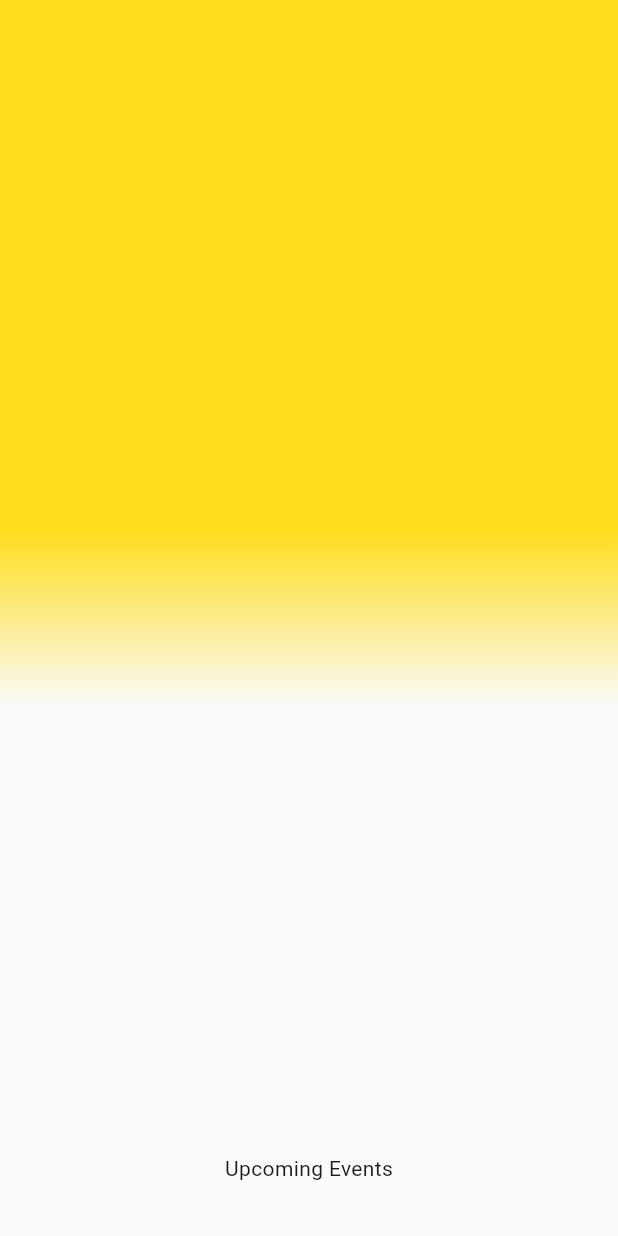
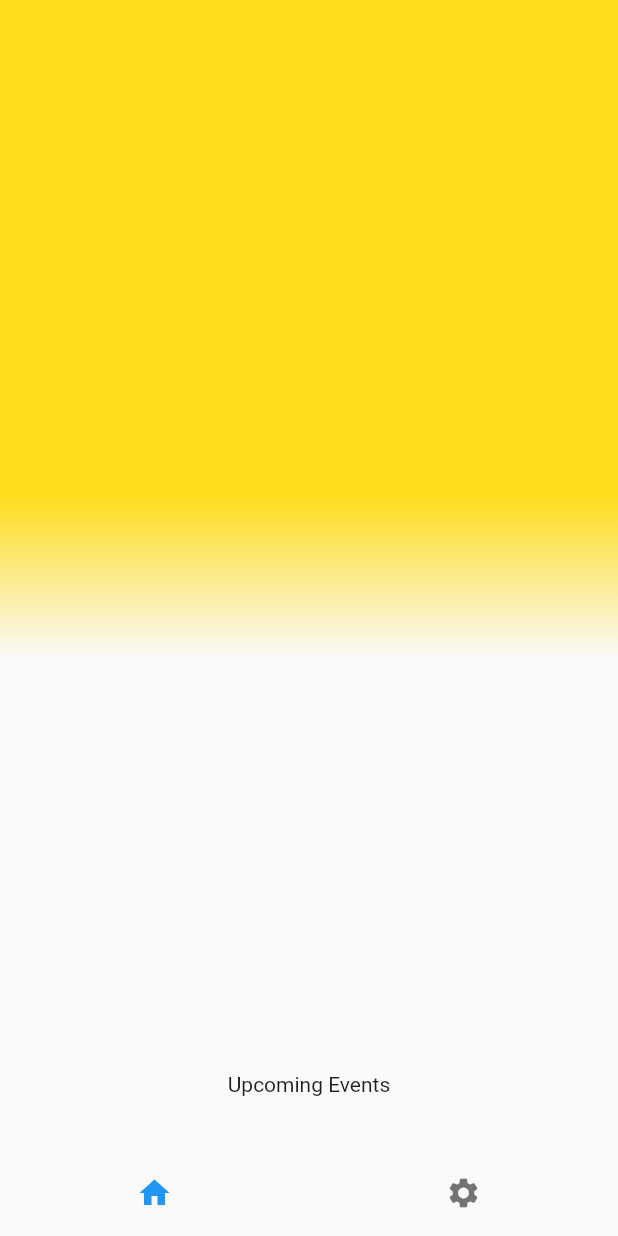
Before and after one commit to Oauth-Celestial/treak_clan, a Flutter app: the screen it shows after launch, on a phone screen of 412 x 824 dp. Run offline on Flutter 3.47's test engine with Material 2 defaults, Android fonts, the phone set to English and light mode, and no system bars; our stand-ins replace animated_text_kit, cached_network_image, carousel_slider; missing offline and left inert: dart:ffi.

Commit message:
Added Theme Manager

```diff
--- a/lib/RouteManager/route_name.dart
+++ b/lib/RouteManager/route_name.dart
@@ -1,5 +1,5 @@
 import 'package:flutter/material.dart';
-import 'package:treak_clan/view/HomePage/home_page.dart';
+import 'package:treak_clan/view/HomeDashboard/home_dashboard.dart';
 import 'package:treak_clan/view/SplashScreen/splash_screen.dart';
 
 class RouteManager {
@@ -9,16 +9,16 @@ class RouteManager {
     switch (routeName) {
       case "/":
         return MaterialPageRoute(
-            settings: settings, builder: ((context) => SplashScreen()));
+            settings: settings, builder: ((context) => const SplashScreen()));
       case "home-page":
         return MaterialPageRoute(
-            settings: settings, builder: ((context) => HomePage()));
+            settings: settings, builder: ((context) => const HomeDashBoard()));
       default:
         return MaterialPageRoute(
             settings: settings,
             builder: ((context) => Container(
                   alignment: Alignment.center,
-                  child: Text("Invalid Route"),
+                  child: const Text("Invalid Route"),
                 )));
     }
   }
--- a/lib/main.dart
+++ b/lib/main.dart
@@ -1,6 +1,8 @@
 import 'package:flutter/material.dart';
+import 'package:provider/provider.dart';
 import 'package:treak_clan/RouteManager/route_name.dart';
-import 'package:treak_clan/view/SplashScreen/splash_screen.dart';
+import 'package:treak_clan/utils/Theme/app_theme.dart';
+import 'package:treak_clan/utils/Theme/theme_manager.dart';
 
 void main() {
   runApp(const MyApp());
@@ -12,14 +14,19 @@ class MyApp extends StatelessWidget {
   // This widget is the root of your application.
   @override
   Widget build(BuildContext context) {
-    return MaterialApp(
-      title: 'Flutter Demo',
-      theme: ThemeData(
-        colorScheme: ColorScheme.fromSeed(seedColor: Colors.deepPurple),
-        useMaterial3: true,
-      ),
-      initialRoute: "/",
-      onGenerateRoute: RouteManager.generateRoute,
+    return MultiProvider(
+      providers: [ChangeNotifierProvider(create: (context) => ThemeManager())],
+      child: Builder(builder: (context) {
+        final ThemeManager themeManager = Provider.of<ThemeManager>(context);
+        return MaterialApp(
+          title: 'Flutter Demo',
+          theme: AppTheme.appLightTheme,
+          darkTheme: AppTheme.appDarkTheme,
+          themeMode: themeManager.appTheme,
+          initialRoute: "/",
+          onGenerateRoute: RouteManager.generateRoute,
+        );
+      }),
     );
   }
 }
--- /dev/null
+++ b/lib/utils/Theme/app_theme.dart
@@ -0,0 +1,9 @@
+import 'package:flutter/material.dart';
+
+enum AppThemeType { Light, Dark }
+
+class AppTheme {
+  static ThemeData appLightTheme = ThemeData(brightness: Brightness.light);
+
+  static ThemeData appDarkTheme = ThemeData(brightness: Brightness.dark);
+}
--- /dev/null
+++ b/lib/utils/Theme/theme_manager.dart
@@ -0,0 +1,15 @@
+import 'package:flutter/material.dart';
+import 'package:treak_clan/utils/Theme/app_theme.dart';
+
+class ThemeManager with ChangeNotifier {
+  final AppThemeType _currentAppTheme = AppThemeType.Light;
+
+  AppThemeType get currentAppTheme => _currentAppTheme;
+
+  ThemeMode appTheme = ThemeMode.light;
+
+  void setAppTheme(AppThemeType type) {
+    appTheme = type == AppThemeType.Dark ? ThemeMode.dark : ThemeMode.light;
+    notifyListeners();
+  }
+}
--- /dev/null
+++ b/lib/view/HomeDashboard/home_dashboard.dart
@@ -0,0 +1,39 @@
+import 'package:flutter/material.dart';
+import 'package:treak_clan/view/HomeDashboard/Pages/home_page.dart';
+import 'package:treak_clan/view/HomeDashboard/Pages/settings_page.dart';
+
+class HomeDashBoard extends StatefulWidget {
+  const HomeDashBoard({super.key});
+
+  @override
+  State<HomeDashBoard> createState() => _HomeDashBoardState();
+}
+
+class _HomeDashBoardState extends State<HomeDashBoard> {
+  List<Widget> pages = [const HomePage(), const SettingsPage()];
+  int currentIndex = 0;
+  void onItemTap(int index) {
+    setState(() {
+      currentIndex = index;
+    });
+  }
+
+  @override
+  Widget build(BuildContext context) {
+    return Scaffold(
+      bottomNavigationBar: BottomNavigationBar(
+          currentIndex: currentIndex,
+          onTap: onItemTap,
+          showSelectedLabels: false,
+          showUnselectedLabels: false,
+          selectedFontSize: 0,
+          unselectedFontSize: 0,
+          elevation: 0,
+          items: const [
+            BottomNavigationBarItem(icon: Icon(Icons.home), label: ""),
+            BottomNavigationBarItem(icon: Icon(Icons.settings), label: "")
+          ]),
+      body: pages[currentIndex],
+    );
+  }
+}
--- a/lib/view/HomePage/home_slider.dart
+++ b/lib/view/HomeDashboard/home_slider.dart
@@ -1,6 +1,6 @@
 import 'package:carousel_slider/carousel_slider.dart';
 import 'package:flutter/material.dart';
-import 'package:treak_clan/view/HomePage/home_card.dart';
+import 'package:treak_clan/view/HomeDashboard/home_card.dart';
 
 class HomeSlider extends StatefulWidget {
   const HomeSlider({super.key});
--- a/pubspec.yaml
+++ b/pubspec.yaml
@@ -38,6 +38,7 @@ dependencies:
   animated_text_kit: ^4.2.2
   carousel_slider: ^4.2.1
   cached_network_image: ^3.2.3
+  provider: ^6.0.5
 
 dev_dependencies:
   flutter_test:
```
Also changed, not shown: lib/view/HomeDashboard/Pages/settings_page.dart (added, +52 -0 lines), lib/view/HomeDashboard/Pages/home_page.dart (renamed from lib/view/HomePage/home_page.dart), lib/view/HomeDashboard/home_card.dart (renamed from lib/view/HomePage/home_card.dart), pubspec.lock.
